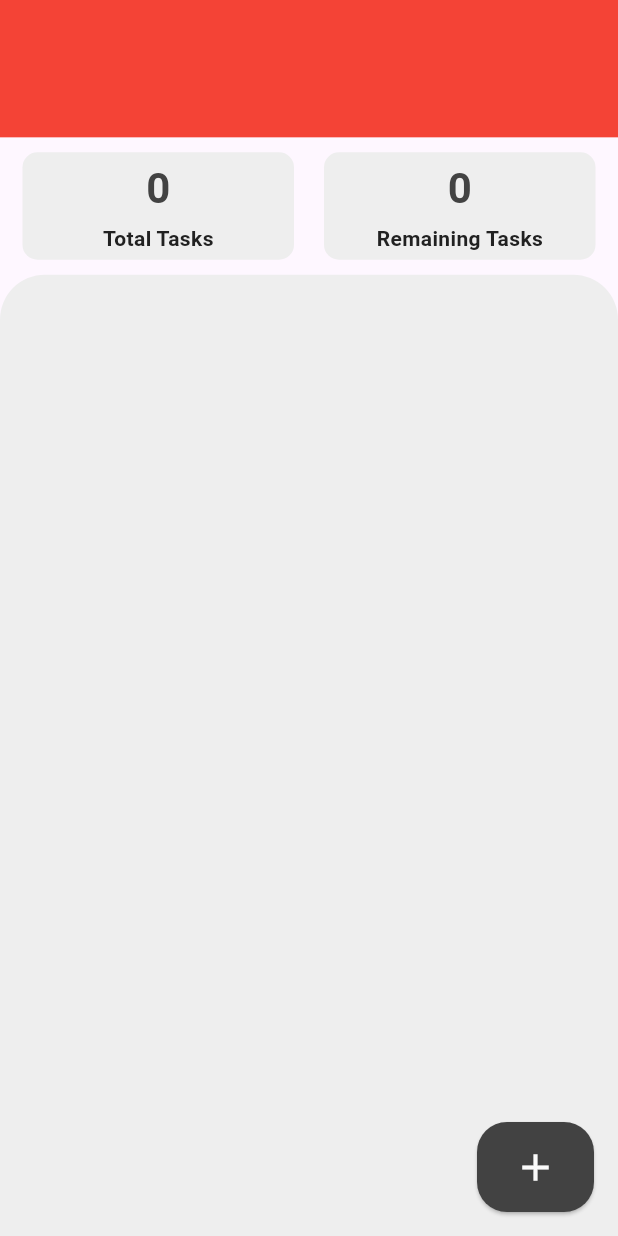
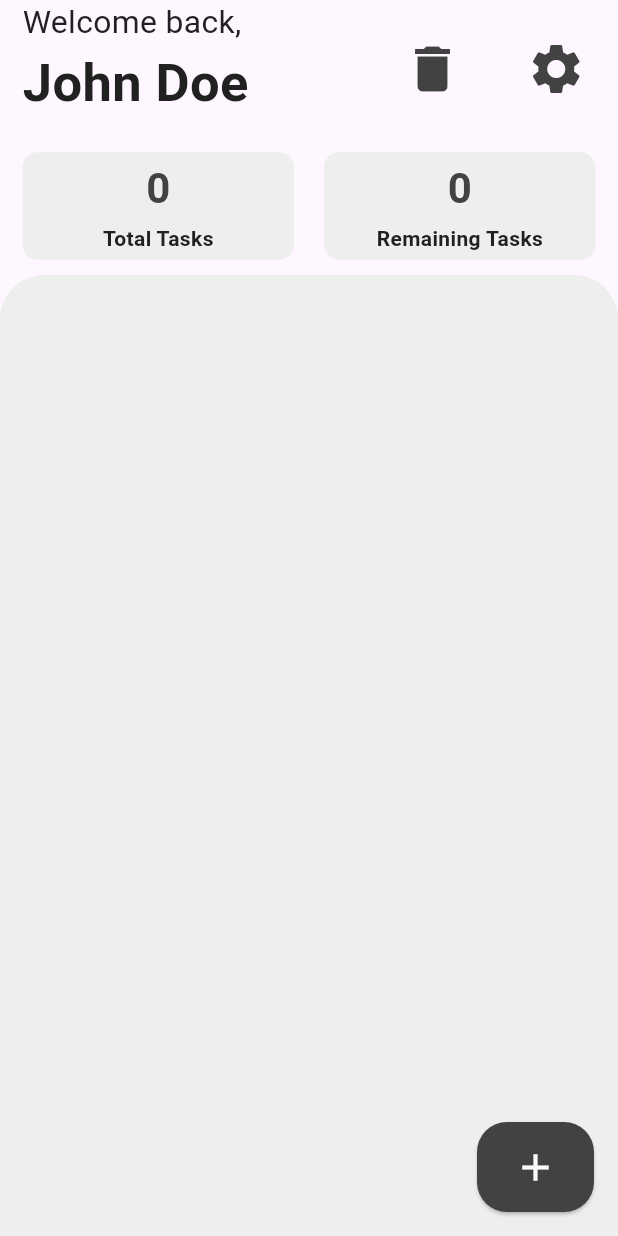
Before and after one commit to saeTneerG/todolist, a Flutter app: the screen it shows after launch, on a phone screen of 412 x 824 dp. Run offline on Flutter 3.47's test engine with Material 3 defaults, Android fonts, the phone set to English and light mode, and no system bars.

Commit message:
Add Top view
Adding top view for setting that use to change name and delete button for delete all tasks or completed tasks

```diff
--- /dev/null
+++ b/devtools_options.yaml
@@ -0,0 +1,3 @@
+description: This file stores settings for Dart & Flutter DevTools.
+documentation: https://docs.flutter.dev/tools/devtools/extensions#configure-extension-enablement-states
+extensions:
--- /dev/null
+++ b/lib/views/header_view.dart
@@ -0,0 +1,94 @@
+import 'package:flutter/material.dart';
+import 'package:provider/provider.dart';
+import 'package:todolist/views/bottom_sheets/setting_bottom_sheet_view.dart';
+
+import '../view_models/app_view_model.dart';
+import 'bottom_sheets/delete_bottom_sheet_view.dart';
+
+class HeaderView extends StatelessWidget {
+  const HeaderView({super.key});
+
+  @override
+  Widget build(BuildContext context) {
+    return Consumer<AppViewModel>(
+      builder: (context, viewModel, child) {
+        return Row(
+          children: [
+            Expanded(
+              flex: 3,
+              child: Container(
+                margin: EdgeInsets.only(left: 15),
+                child: Column(
+                  children: [
+                    Expanded(
+                      flex: 1,
+                      child: Align(
+                        alignment: Alignment.bottomLeft,
+                        child: FittedBox(
+                          fit: BoxFit.fitHeight,
+                          child: Text(
+                            "Welcome back,",
+                            style: TextStyle(
+                              fontSize: 23,
+                              fontWeight: FontWeight.w400,
+                              color: viewModel.colorLevel4,
+                            ),
+                          ),
+                        ),
+                      ),
+                    ),
+                    Expanded(
+                      flex: 2,
+                      child: Align(
+                        alignment: Alignment.topLeft,
+                        child: FittedBox(
+                          fit: BoxFit.fitHeight,
+                          child: Text(
+                            viewModel.username,
+                            style: TextStyle(
+                              fontSize: 35,
+                              fontWeight: FontWeight.bold,
+                              color: viewModel.colorLevel4,
+                            ),
+                          ),
+                        ),
+                      ),
+                    ),
+                  ],
+                ),
+              ),
+            ),
+            // Trash Icon
+            Expanded(
+              flex: 1,
+              child: InkWell(
+                onTap: () {
+                  viewModel.bottomSheetBuilder(DeleteBottomSheetView(), context);
+                },
+                child: Icon(
+                  Icons.delete,
+                  color: viewModel.colorLevel3,
+                  size: 40,
+                ),
+              ),
+            ),
+            // Setting Icon
+            Expanded(
+              flex: 1,
+              child: InkWell(
+                onTap: () {
+                  viewModel.bottomSheetBuilder(SettingBottomSheetView(), context);
+                },
+                child: Icon(
+                  Icons.settings,
+                  color: viewModel.colorLevel3,
+                  size: 40,
+                ),
+              ),
+            ),
+          ],
+        );
+      },
+    );
+  }
+}
--- a/lib/views/task_page.dart
+++ b/lib/views/task_page.dart
@@ -1,5 +1,6 @@
 import 'package:flutter/material.dart';
 import 'package:todolist/views/add_task_view.dart';
+import 'package:todolist/views/header_view.dart';
 import 'package:todolist/views/task_info_view.dart';
 import 'package:todolist/views/task_list_view.dart';
 
@@ -13,7 +14,7 @@ class TaskPage extends StatelessWidget {
         bottom: false,
         child: Column(children: [
           // Header View
-          Expanded(flex: 1, child: Container(color: Colors.red)),
+          Expanded(flex: 1, child: HeaderView()),
 
           // Task Info View
           Expanded(flex: 1, child: TaskInfoView()),
```
Also changed, not shown: lib/view_models/app_view_model.dart (+17 -0 lines), lib/views/bottom_sheets/delete_bottom_sheet_view.dart (added, +63 -0 lines), lib/views/bottom_sheets/setting_bottom_sheet_view.dart (added, +49 -0 lines).
